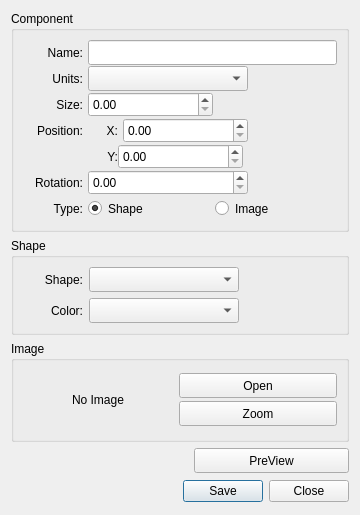
The window that saccadeapp/resources/gui_files/component.ui (cwichel/Thesis_Code) describes before a commit, drawn with Qt 5.
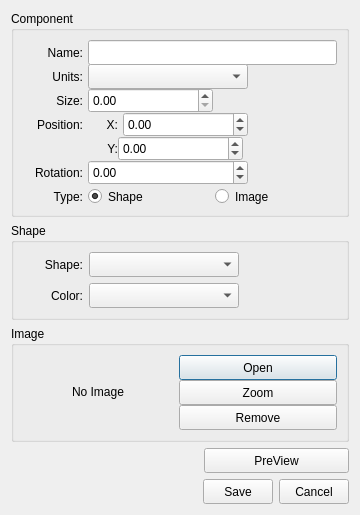
The same window after the commit.

Diff of the .ui file:
```diff
--- a/saccadeapp/resources/gui_files/component.ui
+++ b/saccadeapp/resources/gui_files/component.ui
@@ -198,6 +198,9 @@
           <height>25</height>
          </size>
         </property>
+        <property name="maximum">
+         <double>9999.000000000000000</double>
+        </property>
        </widget>
       </item>
       <item row="4" column="0">
@@ -223,7 +226,7 @@
        </widget>
       </item>
       <item row="4" column="1">
-       <layout class="QHBoxLayout" name="hly_02">
+       <layout class="QHBoxLayout" name="hly_01">
         <property name="spacing">
          <number>5</number>
         </property>
@@ -263,10 +266,16 @@
             <height>25</height>
            </size>
           </property>
+          <property name="minimum">
+           <double>-9999.000000000000000</double>
+          </property>
+          <property name="maximum">
+           <double>9999.000000000000000</double>
+          </property>
          </widget>
         </item>
         <item>
-         <spacer name="horizontalSpacer">
+         <spacer name="hsp_01">
           <property name="orientation">
            <enum>Qt::Horizontal</enum>
           </property>
@@ -316,6 +325,12 @@
           <height>25</height>
          </size>
         </property>
+        <property name="minimum">
+         <double>-360.000000000000000</double>
+        </property>
+        <property name="maximum">
+         <double>360.000000000000000</double>
+        </property>
        </widget>
       </item>
       <item row="7" column="0">
@@ -395,7 +410,7 @@
        </layout>
       </item>
       <item row="5" column="1">
-       <layout class="QHBoxLayout" name="horizontalLayout">
+       <layout class="QHBoxLayout" name="hly_02">
         <item>
          <widget class="QLabel" name="lbl_posy">
           <property name="minimumSize">
@@ -432,10 +447,16 @@
             <height>25</height>
            </size>
           </property>
+          <property name="minimum">
+           <double>-9999.000000000000000</double>
+          </property>
+          <property name="maximum">
+           <double>9999.000000000000000</double>
+          </property>
          </widget>
         </item>
         <item>
-         <spacer name="horizontalSpacer_2">
+         <spacer name="hsp_02">
           <property name="orientation">
            <enum>Qt::Horizontal</enum>
           </property>
@@ -632,15 +653,34 @@
           </property>
          </widget>
         </item>
+        <item>
+         <widget class="QPushButton" name="pbt_image_remove">
+          <property name="minimumSize">
+           <size>
+            <width>0</width>
+            <height>25</height>
+           </size>
+          </property>
+          <property name="maximumSize">
+           <size>
+            <width>16777215</width>
+            <height>25</height>
+           </size>
+          </property>
+          <property name="text">
+           <string>Remove</string>
+          </property>
+         </widget>
+        </item>
        </layout>
       </item>
      </layout>
     </widget>
    </item>
    <item>
-    <layout class="QHBoxLayout" name="hly_05">
+    <layout class="QHBoxLayout" name="hly_04">
      <item>
-      <spacer name="hsp_04">
+      <spacer name="hsp_03">
        <property name="orientation">
         <enum>Qt::Horizontal</enum>
        </property>
@@ -656,13 +696,13 @@
       <widget class="QPushButton" name="pbt_preview">
        <property name="minimumSize">
         <size>
-         <width>155</width>
+         <width>145</width>
          <height>25</height>
         </size>
        </property>
        <property name="maximumSize">
         <size>
-         <width>155</width>
+         <width>145</width>
          <height>25</height>
         </size>
        </property>
@@ -674,26 +714,59 @@
     </layout>
    </item>
    <item>
-    <widget class="QDialogButtonBox" name="bbt_save">
-     <property name="minimumSize">
-      <size>
-       <width>0</width>
-       <height>25</height>
-      </size>
-     </property>
-     <property name="maximumSize">
-      <size>
-       <width>16777215</width>
-       <height>25</height>
-      </size>
-     </property>
-     <property name="orientation">
-      <enum>Qt::Horizontal</enum>
-     </property>
-     <property name="standardButtons">
-      <set>QDialogButtonBox::Close|QDialogButtonBox::Save</set>
-     </property>
-    </widget>
+    <layout class="QHBoxLayout" name="hly_05">
+     <item>
+      <spacer name="hsp_04">
+       <property name="orientation">
+        <enum>Qt::Horizontal</enum>
+       </property>
+       <property name="sizeHint" stdset="0">
+        <size>
+         <width>40</width>
+         <height>20</height>
+        </size>
+       </property>
+      </spacer>
+     </item>
+     <item>
+      <widget class="QPushButton" name="pbt_save">
+       <property name="minimumSize">
+        <size>
+         <width>70</width>
+         <height>25</height>
+        </size>
+       </property>
+       <property name="maximumSize">
+        <size>
+         <width>70</width>
+         <height>25</height>
+        </size>
+       </property>
+       <property name="text">
+        <string>Save</string>
+       </property>
+      </widget>
+     </item>
+     <item>
+      <widget class="QPushButton" name="pbt_cancel">
+       <property name="minimumSize">
+        <size>
+         <width>70</width>
+         <height>25</height>
+        </size>
+       </property>
+       <property name="maximumSize">
+        <size>
+         <width>70</width>
+         <height>25</height>
+        </size>
+       </property>
+       <property name="text">
+        <string>Cancel</string>
+       </property>
+      </widget>
+     </item>
+    </layout>
    </item>
   </layout>
  </widget>
```
Left out of the diff: 37 changed lines with no effect on the pictures.
